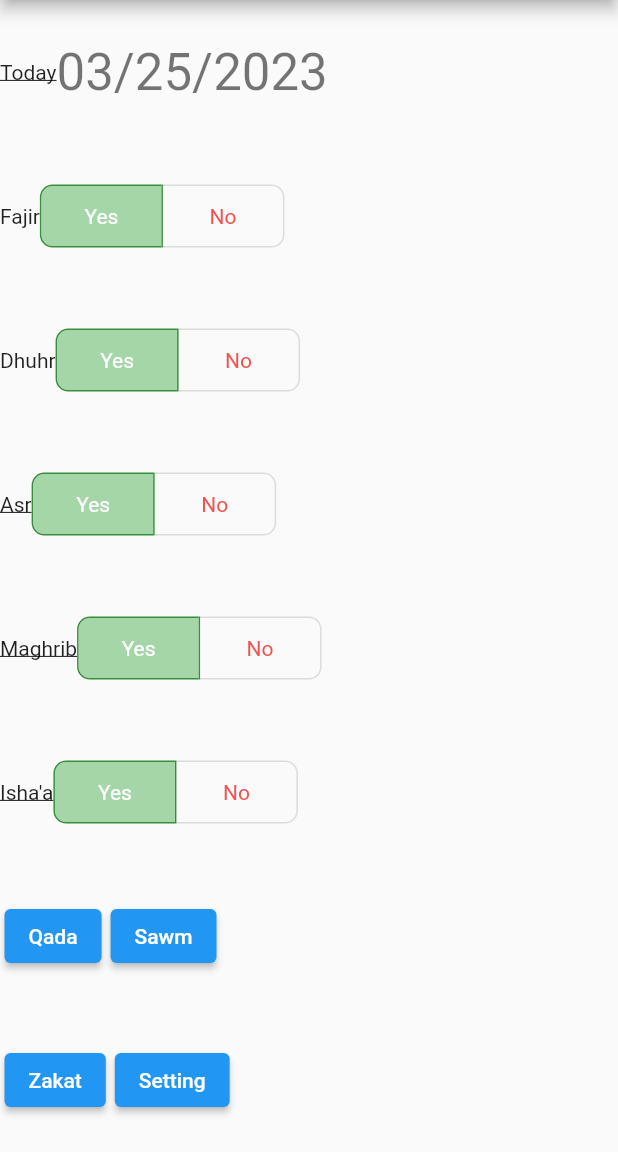
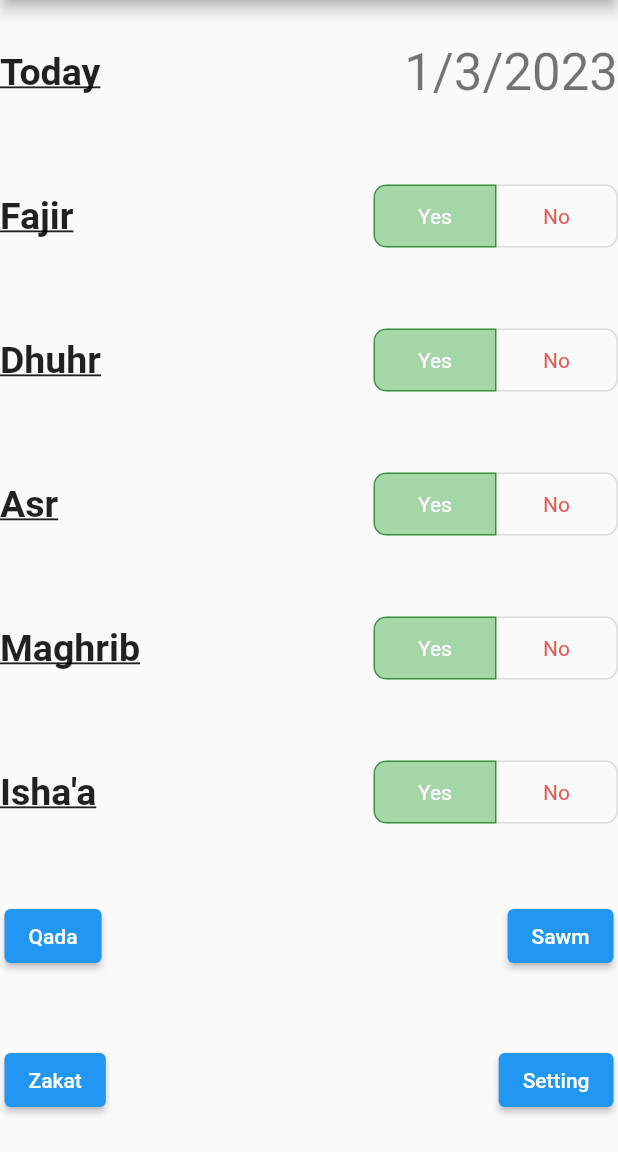
Before and after one commit to KhaledKorfali2/prayer_tracker_app, a Flutter app: the screen it shows after launch, on a phone screen of 412 x 824 dp, the part 84-1236 px from its top. Run offline on Flutter 3.47's test engine with Material 2 defaults, Android fonts, the phone set to English and light mode, and no system bars.

Commit message:
Added current date feature

```diff
--- a/lib/main.dart
+++ b/lib/main.dart
@@ -75,6 +75,11 @@ class _MyHomePageState extends State<MyHomePage> {
   final List<bool> _yesNoIshaa = <bool>[true, false];
 
 
+  var curDay = DateTime.now().day.toString();
+  var curMonth = DateTime.now().month.toString();
+  var curYear = DateTime.now().year.toString();
+
+  static const double fontSiz = 25;
 
   @override
   Widget build(BuildContext context) {
@@ -94,15 +99,19 @@ class _MyHomePageState extends State<MyHomePage> {
           children: [
             Expanded(//Today Row
               child: Row(
+                mainAxisAlignment: MainAxisAlignment.start,
                 children: <Widget>[
                   const Text(
                     'Today',
                     style: TextStyle(
                     decoration: TextDecoration.underline,
+                      fontWeight: FontWeight.bold,
+                      fontSize: fontSiz,
                   ),
                   ),
+                  Spacer(),
                   Text(
-                    '03/25/2023',
+                    '${curMonth}/${curDay}/${curYear}',
                     style: Theme.of(context).textTheme.headline4,
                   ),
                 ],
@@ -110,11 +119,19 @@ class _MyHomePageState extends State<MyHomePage> {
             ),
             Expanded(//Fajir Row
               child: Row(
+                mainAxisAlignment: MainAxisAlignment.start,
                 children: <Widget>[
                   const Text(
                     'Fajir',
+                    style: TextStyle(
+                      decoration: TextDecoration.underline,
+                      fontWeight: FontWeight.bold,
+                      fontSize: fontSiz,
                     ),
-                  ToggleButtons(//Toggle for Fajir
+                  ),
+                  Spacer(),
+                  Container(
+                    child: ToggleButtons(//Toggle for Fajir
                       onPressed: (int index) {
                         setState(() {
                           // The button that is tapped is set to true, and the others to false.
@@ -135,15 +152,23 @@ class _MyHomePageState extends State<MyHomePage> {
                       isSelected: _yesNoFajir,
                       children: fruits,
                     ),
+                  ),
                 ],
               ),
             ),
             Expanded(//Dhuhr Row
               child: Row(
+                mainAxisAlignment: MainAxisAlignment.start,
                 children: <Widget>[
                   const Text(
                     'Dhuhr',
+                    style: TextStyle(
+                      decoration: TextDecoration.underline,
+                      fontWeight: FontWeight.bold,
+                      fontSize: fontSiz,
                     ),
+                  ),
+                  Spacer(),
                   ToggleButtons(//toggle for Dhuhr
                     onPressed: (int index) {
                       setState(() {
@@ -170,13 +195,17 @@ class _MyHomePageState extends State<MyHomePage> {
             ),
             Expanded(//Asr Row
               child: Row(
+                mainAxisAlignment: MainAxisAlignment.start,
                 children: <Widget>[
                   const Text(
                     'Asr',
                     style: TextStyle(
                       decoration: TextDecoration.underline,
+                      fontWeight: FontWeight.bold,
+                      fontSize: fontSiz,
                     ),
                   ),
+                  Spacer(),
                   ToggleButtons(//Toggle for Asr
                     onPressed: (int index) {
                       setState(() {
@@ -203,13 +232,17 @@ class _MyHomePageState extends State<MyHomePage> {
             ),
             Expanded(//Maghrib Row
               child: Row(
+                mainAxisAlignment: MainAxisAlignment.start,
                 children: <Widget>[
                   const Text(
                     'Maghrib',
                     style: TextStyle(
                       decoration: TextDecoration.underline,
+                      fontWeight: FontWeight.bold,
+                      fontSize: fontSiz,
                     ),
                   ),
+                  Spacer(),
                   ToggleButtons(// Toggle for Maghrib
                     onPressed: (int index) {
                       setState(() {
@@ -236,13 +269,17 @@ class _MyHomePageState extends State<MyHomePage> {
             ),
             Expanded(//Ishaa Row
               child: Row(
+                mainAxisAlignment: MainAxisAlignment.start,
                 children: <Widget>[
                   const Text(
                     'Isha\'a',
                     style: TextStyle(
                       decoration: TextDecoration.underline,
+                      fontWeight: FontWeight.bold,
+                      fontSize: fontSiz,
                     ),
                   ),
+                  Spacer(),
                   ToggleButtons(//Toggle for Ishaa
                     onPressed: (int index) {
                       setState(() {
@@ -269,6 +306,7 @@ class _MyHomePageState extends State<MyHomePage> {
             ),
             Expanded(
               child: Row(
+                mainAxisAlignment: MainAxisAlignment.start,
                 children: <Widget>[
                   Container(
                     margin: EdgeInsets.all(3),
@@ -292,6 +330,7 @@ class _MyHomePageState extends State<MyHomePage> {
                       ),
                     ),
                   ),
+                  Spacer(),
                   Container(
                     margin: EdgeInsets.all(3),
                     child: ElevatedButton(
@@ -308,6 +347,7 @@ class _MyHomePageState extends State<MyHomePage> {
             ),
             Expanded(
               child: Row(
+                mainAxisAlignment: MainAxisAlignment.start,
                 children: <Widget>[
                   Container(
                     margin: EdgeInsets.all(3),
@@ -320,6 +360,7 @@ class _MyHomePageState extends State<MyHomePage> {
                       ),
                     ),
                   ),
+                  Spacer(),
                   Container(
                     margin: EdgeInsets.all(3),
                     child: ElevatedButton(
```
Lines whose indentation alone changed are shown as unchanged.
